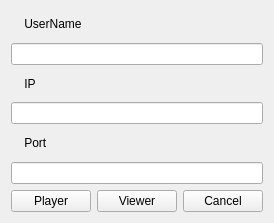
Razorlance/SnakeGame, file SnakeClient/enter.ui: the form before one commit.
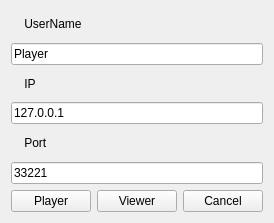
The form after the commit.

```diff
--- a/SnakeClient/enter.ui
+++ b/SnakeClient/enter.ui
@@ -36,7 +36,11 @@
       </widget>
      </item>
      <item>
-      <widget class="QLineEdit" name="playerName"/>
+      <widget class="QLineEdit" name="playerName">
+       <property name="text">
+        <string>Player</string>
+       </property>
+      </widget>
      </item>
      <item>
       <widget class="QLabel" name="label_2">
@@ -46,7 +50,11 @@
       </widget>
      </item>
      <item>
-      <widget class="QLineEdit" name="ip"/>
+      <widget class="QLineEdit" name="ip">
+       <property name="text">
+        <string>127.0.0.1</string>
+       </property>
+      </widget>
      </item>
      <item>
       <widget class="QLabel" name="label_3">
@@ -56,7 +64,11 @@
       </widget>
      </item>
      <item>
-      <widget class="QLineEdit" name="port"/>
+      <widget class="QLineEdit" name="port">
+       <property name="text">
+        <string>33221</string>
+       </property>
+      </widget>
      </item>
      <item>
       <layout class="QHBoxLayout" name="horizontalLayout">
```
